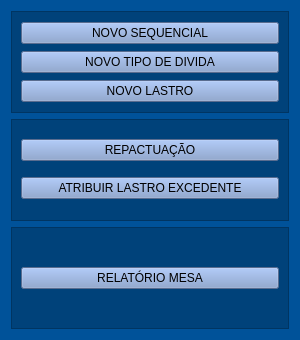
GTMacieira/ballst_controler, file menu.ui: the form before one commit.
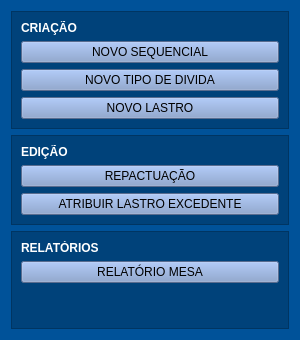
The form after the commit. Icons and pictures are not drawn.

Commit message: Criação de tela de dividas e lastro

```diff
--- a/menu.ui
+++ b/menu.ui
@@ -48,6 +48,26 @@
       <enum>QFrame::Raised</enum>
      </property>
      <layout class="QVBoxLayout" name="verticalLayout_2">
+      <item>
+       <widget class="QLabel" name="create">
+        <property name="font">
+         <font>
+          <weight>75</weight>
+          <bold>true</bold>
+         </font>
+        </property>
+        <property name="layoutDirection">
+         <enum>Qt::LeftToRight</enum>
+        </property>
+        <property name="styleSheet">
+         <string notr="true">background-color: rgba(f, f, f, 0.0);
+color: rgb(255, 255, 255);</string>
+        </property>
+        <property name="text">
+         <string>CRIAÇÃO</string>
+        </property>
+       </widget>
+      </item>
       <item>
        <widget class="QPushButton" name="new_seq_botton">
         <property name="styleSheet">
@@ -93,6 +113,26 @@
       <enum>QFrame::Raised</enum>
      </property>
      <layout class="QVBoxLayout" name="verticalLayout_3">
+      <item>
+       <widget class="QLabel" name="edit">
+        <property name="font">
+         <font>
+          <weight>75</weight>
+          <bold>true</bold>
+         </font>
+        </property>
+        <property name="layoutDirection">
+         <enum>Qt::LeftToRight</enum>
+        </property>
+        <property name="styleSheet">
+         <string notr="true">background-color: rgba(f, f, f, 0.0);
+color: rgb(255, 255, 255);</string>
+        </property>
+        <property name="text">
+         <string>EDIÇÃO</string>
+        </property>
+       </widget>
+      </item>
       <item>
        <widget class="QPushButton" name="repactt_botton">
         <property name="styleSheet">
@@ -128,6 +168,26 @@
       <enum>QFrame::Raised</enum>
      </property>
      <layout class="QVBoxLayout" name="verticalLayout_4">
+      <item>
+       <widget class="QLabel" name="rels">
+        <property name="font">
+         <font>
+          <weight>75</weight>
+          <bold>true</bold>
+         </font>
+        </property>
+        <property name="layoutDirection">
+         <enum>Qt::LeftToRight</enum>
+        </property>
+        <property name="styleSheet">
+         <string notr="true">background-color: rgba(f, f, f, 0.0);
+color: rgb(255, 255, 255);</string>
+        </property>
+        <property name="text">
+         <string>RELATÓRIOS</string>
+        </property>
+       </widget>
+      </item>
       <item>
        <widget class="QPushButton" name="rel_mes_botton">
         <property name="styleSheet">
@@ -138,6 +198,19 @@
         </property>
        </widget>
       </item>
+      <item>
+       <spacer name="verticalSpacer">
+        <property name="orientation">
+         <enum>Qt::Vertical</enum>
+        </property>
+        <property name="sizeHint" stdset="0">
+         <size>
+          <width>20</width>
+          <height>40</height>
+         </size>
+        </property>
+       </spacer>
+      </item>
      </layout>
     </widget>
    </item>
```
Left out of the diff: 2 changed lines with no effect on the pictures. The commit also changes 2 other files.
